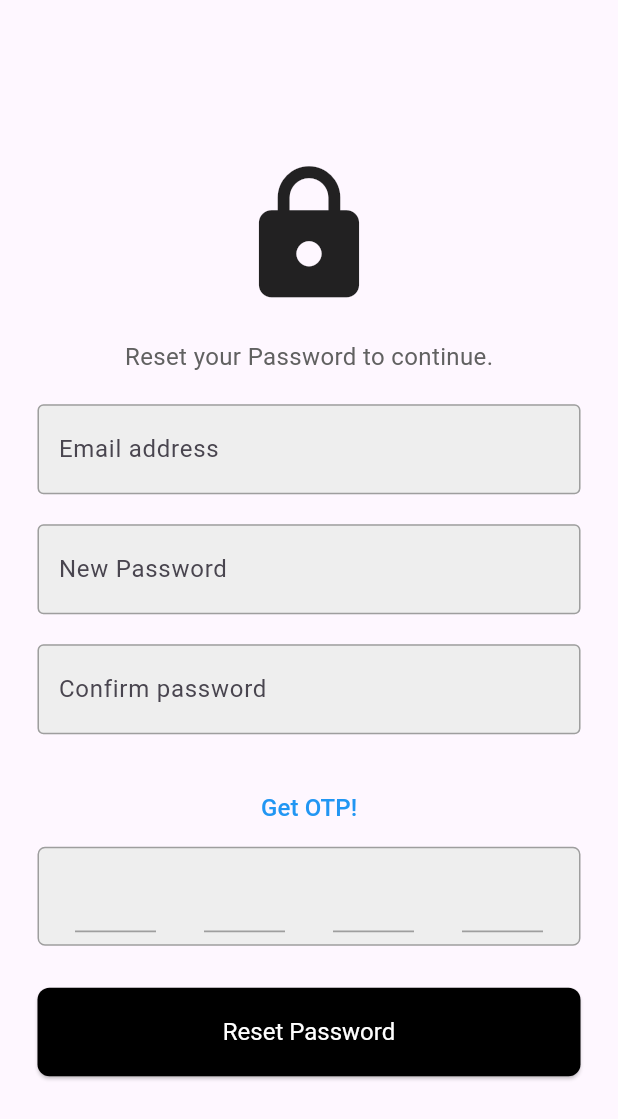
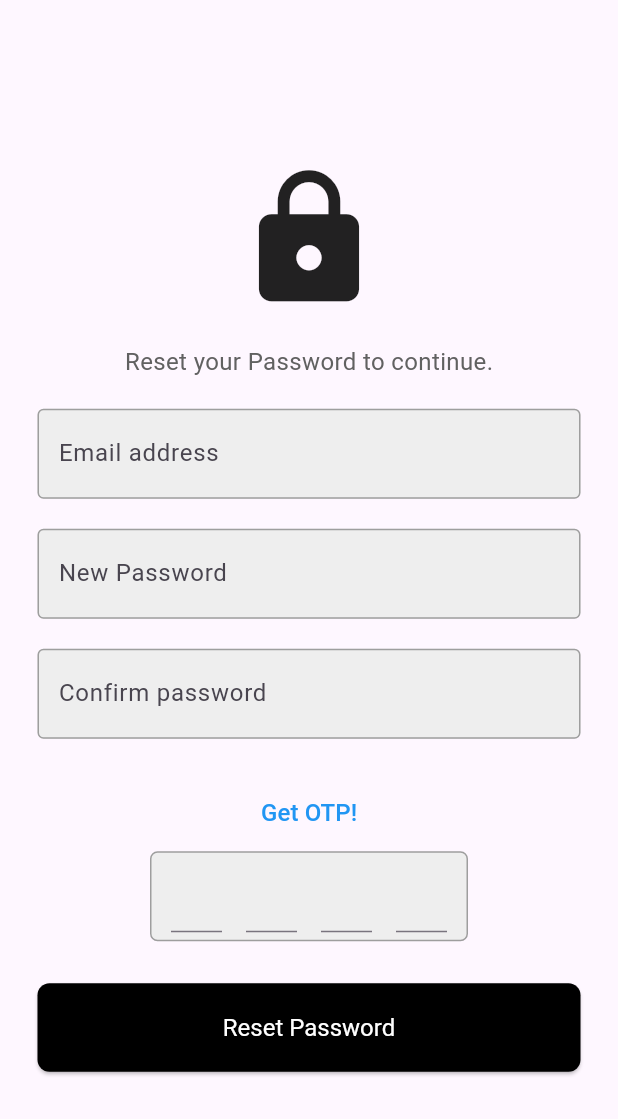
Before and after one commit to LuckyVishwa1104/Farm-Mitra, a Flutter app: the ForgotPassword screen opened directly, on a phone screen of 412 x 824 dp. Shown: the top 1119 px of the screen. Run offline on Flutter 3.47's test engine with Material 3 defaults, Android fonts, the light colour scheme and no system bars.

Commit message:
added width to opt containter

```diff
--- a/lib/components/otp_text_field.dart
+++ b/lib/components/otp_text_field.dart
@@ -60,7 +60,7 @@ class _OtpTextFieldState extends State<OtpTextField> {
     return Padding(
       padding: const EdgeInsets.symmetric(horizontal: 25.0),
       child: Container(
-        padding: const EdgeInsets.all(8),
+        padding: const EdgeInsets.all(5),
         decoration: BoxDecoration(
           borderRadius: BorderRadius.circular(5),
           color: Colors.grey.shade200,
@@ -68,14 +68,13 @@ class _OtpTextFieldState extends State<OtpTextField> {
             color: Colors.grey.shade500,
           ),
         ),
+        child: SizedBox(
+          width: 200,
           child: Row(
-          mainAxisAlignment: MainAxisAlignment.center,
             children: List.generate(4, (index) {
               return Expanded(
                 child: Padding(
-                padding: const EdgeInsets.symmetric(
-                  horizontal: 16.0,
-                ),
+                  padding: const EdgeInsets.symmetric(horizontal: 8.0),
                   child: TextField(
                     controller: _controllers[index],
                     focusNode: _focusNodes[index],
@@ -92,12 +91,6 @@ class _OtpTextFieldState extends State<OtpTextField> {
                           width: 1.2,
                         ),
                       ),
-                    enabledBorder: UnderlineInputBorder(
-                      borderSide: BorderSide(
-                        color: Colors.grey.shade500,
-                        width: 1.2,
-                      ),
-                    ),
                     ),
                     onChanged: (text) => _onTextChanged(index),
                   ),
@@ -106,6 +99,7 @@ class _OtpTextFieldState extends State<OtpTextField> {
             }),
           ),
         ),
+      ),
     );
   }
 }
```
Lines whose indentation alone changed are shown as unchanged.
